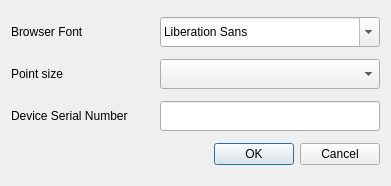
Qt form settings.ui (htaohongtao/mobidict) before a commit.
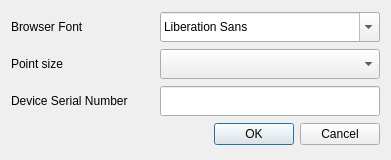
The same form after that commit.

Commit message: Pack settings ui tighter

```diff
--- a/settings.ui
+++ b/settings.ui
@@ -7,19 +7,19 @@
     <x>0</x>
     <y>0</y>
     <width>391</width>
-    <height>186</height>
+    <height>160</height>
    </rect>
   </property>
   <property name="minimumSize">
    <size>
     <width>391</width>
-    <height>186</height>
+    <height>150</height>
    </size>
   </property>
   <property name="maximumSize">
    <size>
     <width>391</width>
-    <height>186</height>
+    <height>160</height>
    </size>
   </property>
   <property name="windowTitle">
```
Left out of the diff: 162 changed lines with no effect on the pictures.
